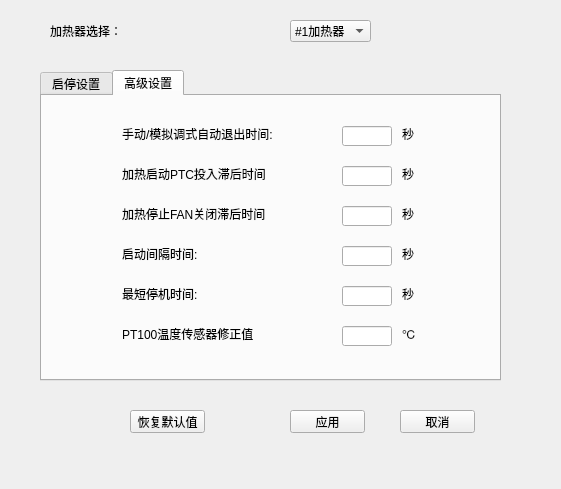
The window that cheaterparametersettings.ui (samier958/heaterClient) describes before a commit, drawn with Qt 5.
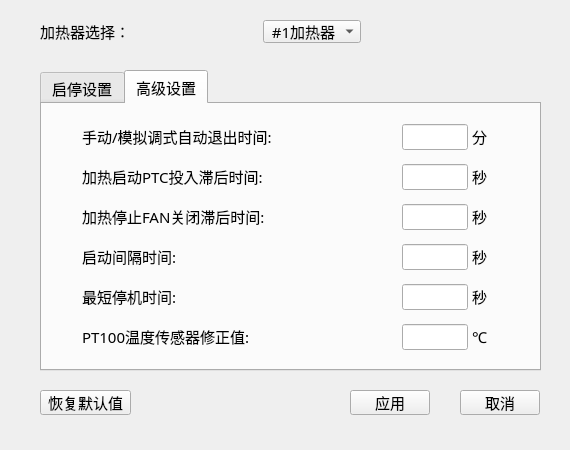
The same window after the commit. The open tabs and pages were chosen to show the change.

```diff
--- a/cheaterparametersettings.ui
+++ b/cheaterparametersettings.ui
@@ -6,8 +6,8 @@
    <rect>
     <x>0</x>
     <y>0</y>
-    <width>561</width>
-    <height>489</height>
+    <width>570</width>
+    <height>450</height>
    </rect>
   </property>
   <property name="windowTitle">
@@ -18,10 +18,16 @@
     <rect>
      <x>40</x>
      <y>70</y>
-     <width>461</width>
-     <height>311</height>
+     <width>501</width>
+     <height>301</height>
     </rect>
    </property>
+   <property name="font">
+    <font>
+     <family>宋体</family>
+     <pointsize>11</pointsize>
+    </font>
+   </property>
    <property name="currentIndex">
     <number>0</number>
    </property>
@@ -213,10 +219,10 @@
     <widget class="QLabel" name="label_18">
      <property name="geometry">
       <rect>
-       <x>360</x>
-       <y>150</y>
-       <width>16</width>
-       <height>16</height>
+       <x>430</x>
+       <y>140</y>
+       <width>30</width>
+       <height>25</height>
       </rect>
      </property>
      <property name="text">
@@ -226,10 +232,10 @@
     <widget class="QLabel" name="label_19">
      <property name="geometry">
       <rect>
-       <x>360</x>
-       <y>190</y>
-       <width>16</width>
-       <height>16</height>
+       <x>430</x>
+       <y>180</y>
+       <width>30</width>
+       <height>25</height>
       </rect>
      </property>
      <property name="text">
@@ -239,10 +245,10 @@
     <widget class="QLabel" name="label_20">
      <property name="geometry">
       <rect>
-       <x>360</x>
-       <y>230</y>
-       <width>16</width>
-       <height>16</height>
+       <x>430</x>
+       <y>220</y>
+       <width>30</width>
+       <height>25</height>
       </rect>
      </property>
      <property name="text">
@@ -252,10 +258,10 @@
     <widget class="QLabel" name="label_6">
      <property name="geometry">
       <rect>
-       <x>80</x>
-       <y>70</y>
-       <width>144</width>
-       <height>16</height>
+       <x>40</x>
+       <y>60</y>
+       <width>220</width>
+       <height>25</height>
       </rect>
      </property>
      <property name="text">
@@ -265,10 +271,10 @@
     <widget class="QLineEdit" name="PTCDelayStart">
      <property name="geometry">
       <rect>
-       <x>300</x>
-       <y>70</y>
-       <width>50</width>
-       <height>20</height>
+       <x>360</x>
+       <y>60</y>
+       <width>66</width>
+       <height>26</height>
       </rect>
      </property>
      <property name="alignment">
@@ -278,10 +284,10 @@
     <widget class="QLabel" name="label_16">
      <property name="geometry">
       <rect>
-       <x>360</x>
-       <y>70</y>
-       <width>16</width>
-       <height>16</height>
+       <x>430</x>
+       <y>60</y>
+       <width>30</width>
+       <height>25</height>
       </rect>
      </property>
      <property name="text">
@@ -291,10 +297,10 @@
     <widget class="QLabel" name="label_7">
      <property name="geometry">
       <rect>
-       <x>80</x>
-       <y>110</y>
-       <width>144</width>
-       <height>16</height>
+       <x>40</x>
+       <y>100</y>
+       <width>220</width>
+       <height>25</height>
       </rect>
      </property>
      <property name="text">
@@ -304,10 +310,10 @@
     <widget class="QLineEdit" name="FANDelayStop">
      <property name="geometry">
       <rect>
-       <x>300</x>
-       <y>110</y>
-       <width>50</width>
-       <height>20</height>
+       <x>360</x>
+       <y>100</y>
+       <width>66</width>
+       <height>26</height>
       </rect>
      </property>
      <property name="alignment">
@@ -317,10 +323,10 @@
     <widget class="QLabel" name="label_17">
      <property name="geometry">
       <rect>
-       <x>360</x>
-       <y>110</y>
-       <width>16</width>
-       <height>16</height>
+       <x>430</x>
+       <y>100</y>
+       <width>30</width>
+       <height>25</height>
       </rect>
      </property>
      <property name="text">
@@ -330,10 +336,10 @@
     <widget class="QLabel" name="label_5">
      <property name="geometry">
       <rect>
-       <x>80</x>
-       <y>30</y>
-       <width>160</width>
-       <height>16</height>
+       <x>40</x>
+       <y>20</y>
+       <width>220</width>
+       <height>25</height>
       </rect>
      </property>
      <property name="text">
@@ -343,10 +349,10 @@
     <widget class="QLineEdit" name="debugTerminateTimer">
      <property name="geometry">
       <rect>
-       <x>300</x>
-       <y>30</y>
-       <width>50</width>
-       <height>20</height>
+       <x>360</x>
+       <y>20</y>
+       <width>66</width>
+       <height>26</height>
       </rect>
      </property>
      <property name="alignment">
@@ -356,23 +362,23 @@
     <widget class="QLabel" name="label_15">
      <property name="geometry">
       <rect>
-       <x>360</x>
-       <y>30</y>
-       <width>16</width>
-       <height>16</height>
+       <x>430</x>
+       <y>20</y>
+       <width>30</width>
+       <height>25</height>
       </rect>
      </property>
      <property name="text">
-      <string>秒</string>
+      <string>分</string>
      </property>
     </widget>
     <widget class="QLabel" name="label_8">
      <property name="geometry">
       <rect>
-       <x>80</x>
-       <y>150</y>
-       <width>100</width>
-       <height>16</height>
+       <x>40</x>
+       <y>140</y>
+       <width>220</width>
+       <height>25</height>
       </rect>
      </property>
      <property name="text">
@@ -382,10 +388,10 @@
     <widget class="QLineEdit" name="startInterval">
      <property name="geometry">
       <rect>
-       <x>300</x>
-       <y>150</y>
-       <width>50</width>
-       <height>20</height>
+       <x>360</x>
+       <y>140</y>
+       <width>66</width>
+       <height>26</height>
       </rect>
      </property>
      <property name="alignment">
@@ -395,10 +401,10 @@
     <widget class="QLabel" name="PT100TempSensorOffset_10">
      <property name="geometry">
       <rect>
-       <x>80</x>
-       <y>230</y>
-       <width>132</width>
-       <height>16</height>
+       <x>40</x>
+       <y>220</y>
+       <width>220</width>
+       <height>25</height>
       </rect>
      </property>
      <property name="text">
@@ -408,10 +414,10 @@
     <widget class="QLineEdit" name="PT100TempSensorOffset">
      <property name="geometry">
       <rect>
-       <x>300</x>
-       <y>230</y>
-       <width>50</width>
-       <height>20</height>
+       <x>360</x>
+       <y>220</y>
+       <width>66</width>
+       <height>26</height>
       </rect>
      </property>
      <property name="alignment">
@@ -421,10 +427,10 @@
     <widget class="QLabel" name="label_9">
      <property name="geometry">
       <rect>
-       <x>80</x>
-       <y>190</y>
-       <width>78</width>
-       <height>16</height>
+       <x>40</x>
+       <y>180</y>
+       <width>220</width>
+       <height>25</height>
       </rect>
      </property>
      <property name="text">
@@ -434,10 +440,10 @@
     <widget class="QLineEdit" name="minimumDowntime">
      <property name="geometry">
       <rect>
-       <x>300</x>
-       <y>190</y>
-       <width>50</width>
-       <height>20</height>
+       <x>360</x>
+       <y>180</y>
+       <width>66</width>
+       <height>26</height>
       </rect>
      </property>
      <property name="alignment">
@@ -449,12 +455,18 @@
   <widget class="QPushButton" name="apply">
    <property name="geometry">
     <rect>
-     <x>290</x>
-     <y>410</y>
-     <width>75</width>
-     <height>23</height>
+     <x>350</x>
+     <y>390</y>
+     <width>80</width>
+     <height>25</height>
     </rect>
    </property>
+   <property name="font">
+    <font>
+     <family>宋体</family>
+     <pointsize>11</pointsize>
+    </font>
+   </property>
    <property name="text">
     <string>应用</string>
    </property>
@@ -462,12 +474,18 @@
   <widget class="QPushButton" name="cancle">
    <property name="geometry">
     <rect>
-     <x>400</x>
-     <y>410</y>
-     <width>75</width>
-     <height>23</height>
+     <x>460</x>
+     <y>390</y>
+     <width>80</width>
+     <height>25</height>
     </rect>
    </property>
+   <property name="font">
+    <font>
+     <family>宋体</family>
+     <pointsize>11</pointsize>
+    </font>
+   </property>
    <property name="text">
     <string>取消</string>
    </property>
@@ -475,15 +493,21 @@
   <widget class="QWidget" name="layoutWidget">
    <property name="geometry">
     <rect>
-     <x>50</x>
+     <x>40</x>
      <y>20</y>
      <width>321</width>
-     <height>22</height>
+     <height>23</height>
     </rect>
    </property>
    <layout class="QHBoxLayout" name="horizontalLayout_12">
     <item>
      <widget class="QLabel" name="label_10">
+      <property name="font">
+       <font>
+        <family>宋体</family>
+        <pointsize>11</pointsize>
+       </font>
+      </property>
       <property name="text">
        <string>加热器选择：</string>
       </property>
@@ -504,9 +528,15 @@
     </item>
     <item>
      <widget class="QComboBox" name="heaterSwitch">
+      <property name="font">
+       <font>
+        <family>宋体</family>
+        <pointsize>11</pointsize>
+       </font>
+      </property>
       <item>
        <property name="text">
-        <string>#1加热器</string>
+        <string> #1加热器 </string>
        </property>
       </item>
       <item>
@@ -536,12 +566,18 @@
   <widget class="QPushButton" name="reset">
    <property name="geometry">
     <rect>
-     <x>130</x>
-     <y>410</y>
-     <width>75</width>
-     <height>23</height>
+     <x>40</x>
+     <y>390</y>
+     <width>91</width>
+     <height>25</height>
     </rect>
    </property>
+   <property name="font">
+    <font>
+     <family>宋体</family>
+     <pointsize>11</pointsize>
+    </font>
+   </property>
    <property name="text">
     <string>恢复默认值</string>
    </property>
```
Left out of the diff: 46 changed lines with no effect on the pictures.
